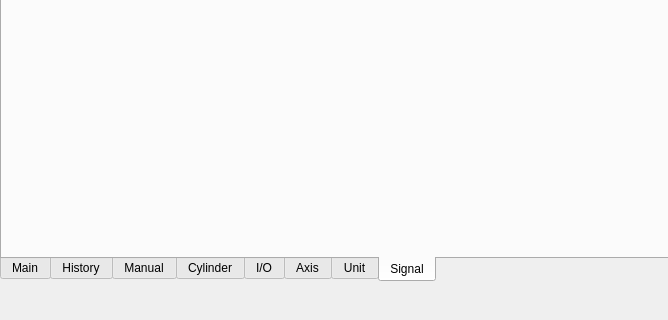
Above: bank-view/mainwindow.ui from smandyscom/front-base-widget before the change; both pictures show x 0 to 668 and y 448 to 768 of the 1280 by 768 pixel window. Below: the same form after it.
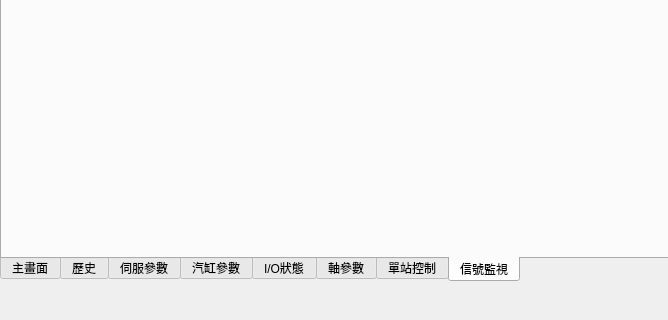
That is the form after the change. The open tabs and pages were chosen to show the change.

The edit to the form file:
```diff
--- a/bank-view/mainwindow.ui
+++ b/bank-view/mainwindow.ui
@@ -70,42 +70,42 @@
     </property>
     <widget class="QWidget" name="tabMain">
      <attribute name="title">
-      <string>Main</string>
+      <string>主畫面</string>
      </attribute>
     </widget>
     <widget class="QWidget" name="tabHistory">
      <attribute name="title">
-      <string>History</string>
+      <string>歷史</string>
      </attribute>
     </widget>
     <widget class="QWidget" name="tabManual">
      <attribute name="title">
-      <string>Manual</string>
+      <string>伺服參數</string>
      </attribute>
     </widget>
     <widget class="QWidget" name="tabCylinder">
      <attribute name="title">
-      <string>Cylinder</string>
+      <string>汽缸參數</string>
      </attribute>
     </widget>
     <widget class="QWidget" name="tabIO">
      <attribute name="title">
-      <string>I/O</string>
+      <string>I/O狀態</string>
      </attribute>
     </widget>
     <widget class="QWidget" name="tabAxis">
      <attribute name="title">
-      <string>Axis</string>
+      <string>軸參數</string>
      </attribute>
     </widget>
     <widget class="QWidget" name="tabUnit">
      <attribute name="title">
-      <string>Unit</string>
+      <string>單站控制</string>
      </attribute>
     </widget>
     <widget class="QWidget" name="tabSignal">
      <attribute name="title">
-      <string>Signal</string>
+      <string>信號監視</string>
      </attribute>
     </widget>
    </widget>
```
Left out of the diff: 2 changed lines with no effect on the pictures.
